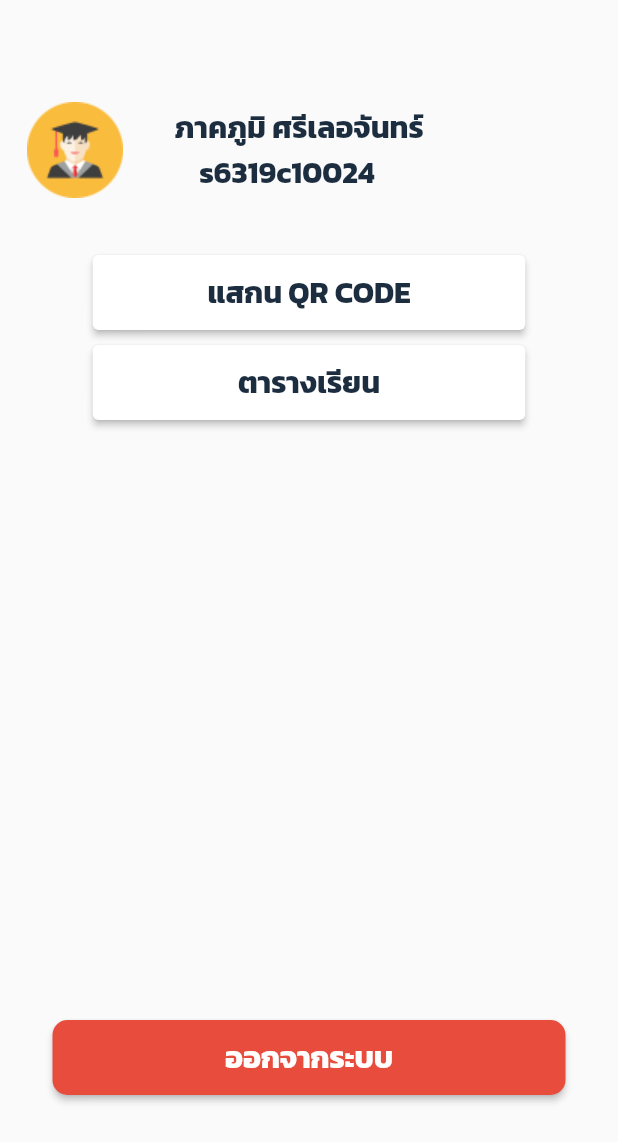
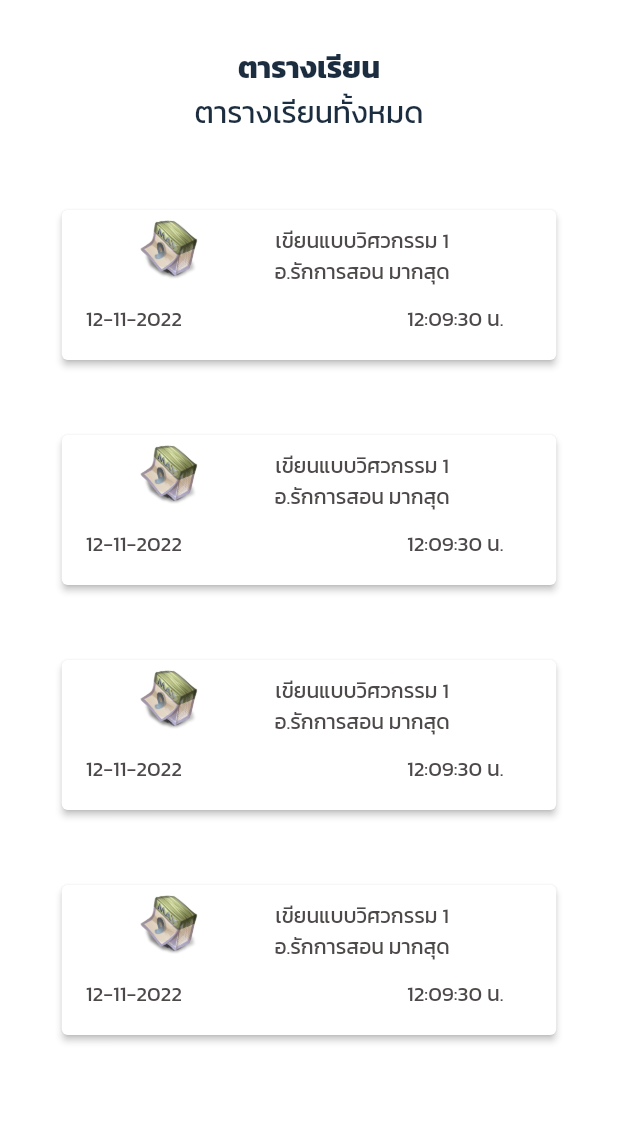
Before and after one commit to Parkphum-S/sau_app_face, a Flutter app: the HomeUI screen opened directly, after a tap on "ตารางเรียน", on a phone screen of 412 x 824 dp. Shown: the top 1142 px of the screen. Run offline on Flutter 3.47's test engine with Material 2 defaults, Android fonts, the phone set to English and light mode, and no system bars; missing offline and left inert: qr_code_scanner.

Commit message:
CheclPlanM  commit

```diff
--- a/analysis_options.yaml
+++ b/analysis_options.yaml
@@ -27,7 +27,7 @@ linter:
     implementation_imports: false
     prefer_const_literals_to_create_immutables: false
     unnecessary_import: false
-
+    file_names: false
     # avoid_print: false  # Uncomment to disable the `avoid_print` rule
     # prefer_single_quotes: true  # Uncomment to enable the `prefer_single_quotes` rule
 
--- /dev/null
+++ b/lib/views/checkPlanM_ui.dart
@@ -0,0 +1,509 @@
+import 'package:flutter/material.dart';
+
+class CheckPlanMUI extends StatefulWidget {
+  const CheckPlanMUI({Key? key}) : super(key: key);
+
+  @override
+  State<CheckPlanMUI> createState() => _CheckPlanMUIState();
+}
+
+class _CheckPlanMUIState extends State<CheckPlanMUI> {
+  @override
+  Widget build(BuildContext context) {
+    return Scaffold(
+      backgroundColor: Color.fromARGB(255, 255, 255, 255),
+      body: Center(
+        child: Column(
+          children: [
+            SizedBox(
+              height: 30.0,
+            ),
+            Column(
+              children: [
+                Text(
+                  "ตารางเรียน",
+                  style: TextStyle(
+                    color: Color.fromARGB(255, 28, 45, 64),
+                    fontSize: 20,
+                    fontWeight: FontWeight.bold,
+                    fontFamily: 'Kanit',
+                  ),
+                ),
+                Text(
+                  "ตารางเรียนทั้งหมด",
+                  style: TextStyle(
+                    color: Color.fromARGB(255, 28, 45, 64),
+                    fontSize: 20,
+                    fontWeight: FontWeight.normal,
+                    fontFamily: 'Kanit',
+                  ),
+                ),
+              ],
+            ),
+            SizedBox(
+              height: 50.0,
+            ),
+            ElevatedButton(
+              onPressed: () {},
+              child: Row(
+                children: [
+                  Row(
+                    children: [
+                      Column(
+                        children: [
+                          Row(
+                            mainAxisAlignment: MainAxisAlignment.start,
+                            crossAxisAlignment: CrossAxisAlignment.center,
+                            children: [
+                              Image.asset(
+                                'assets/images/timetable.png',
+                                width: 40,
+                                height: 40,
+                              ),
+                              SizedBox(
+                                width: 50.0,
+                              ),
+                              Column(
+                                children: [
+                                  Row(
+                                    children: [
+                                      Column(
+                                        children: [
+                                          SizedBox(
+                                            height: 10.0,
+                                          ),
+                                          Text(
+                                            'เขียนแบบวิศวกรรม 1',
+                                            style: TextStyle(
+                                              fontSize: 14.0,
+                                              fontWeight: FontWeight.normal,
+                                              color: Color.fromARGB(
+                                                  255, 78, 73, 73),
+                                              fontFamily: 'Kanit',
+                                            ),
+                                          ),
+                                          Text(
+                                            'อ.รักการสอน มากสุด',
+                                            style: TextStyle(
+                                              fontSize: 14.0,
+                                              fontWeight: FontWeight.normal,
+                                              color: Color.fromARGB(
+                                                  255, 78, 73, 73),
+                                              fontFamily: 'Kanit',
+                                            ),
+                                          ),
+                                        ],
+                                      ),
+                                    ],
+                                  ),
+                                ],
+                              ),
+                            ],
+                          ),
+                          SizedBox(
+                            height: 10.0,
+                          ),
+                          Column(
+                            children: [
+                              Row(
+                                children: [
+                                  Column(
+                                    children: [
+                                      Text(
+                                        '12-11-2022',
+                                        style: TextStyle(
+                                          fontSize: 14.0,
+                                          fontWeight: FontWeight.normal,
+                                          color:
+                                              Color.fromARGB(255, 78, 73, 73),
+                                          fontFamily: 'Kanit',
+                                        ),
+                                      ),
+                                    ],
+                                  ),
+                                  SizedBox(
+                                    width: 150.0,
+                                  ),
+                                  Column(
+                                    children: [
+                                      Text(
+                                        '12:09:30 น.',
+                                        style: TextStyle(
+                                          fontSize: 14.0,
+                                          fontWeight: FontWeight.normal,
+                                          color:
+                                              Color.fromARGB(255, 78, 73, 73),
+                                          fontFamily: 'Kanit',
+                                        ),
+                                      ),
+                                    ],
+                                  ),
+                                ],
+                              ),
+                            ],
+                          ),
+                        ],
+                      ),
+                    ],
+                  ),
+                ],
+              ),
+              style: ElevatedButton.styleFrom(
+                fixedSize: Size(
+                  MediaQuery.of(context).size.width * 0.8,
+                  100,
+                ),
+                primary: Color.fromARGB(255, 255, 255, 255),
+              ),
+            ),
+            SizedBox(
+              height: 50.0,
+            ),
+            ElevatedButton(
+              onPressed: () {},
+              child: Row(
+                children: [
+                  Row(
+                    children: [
+                      Column(
+                        mainAxisAlignment: MainAxisAlignment.start,
+                        children: [
+                          Row(
+                            children: [
+                              Image.asset(
+                                'assets/images/timetable.png',
+                                width: 40,
+                                height: 40,
+                              ),
+                              SizedBox(
+                                width: 50.0,
+                              ),
+                              Column(
+                                children: [
+                                  Row(
+                                    children: [
+                                      Column(
+                                        children: [
+                                          SizedBox(
+                                            height: 10.0,
+                                          ),
+                                          Text(
+                                            'เขียนแบบวิศวกรรม 1',
+                                            style: TextStyle(
+                                              fontSize: 14.0,
+                                              fontWeight: FontWeight.normal,
+                                              color: Color.fromARGB(
+                                                  255, 78, 73, 73),
+                                              fontFamily: 'Kanit',
+                                            ),
+                                          ),
+                                          Text(
+                                            'อ.รักการสอน มากสุด',
+                                            style: TextStyle(
+                                              fontSize: 14.0,
+                                              fontWeight: FontWeight.normal,
+                                              color: Color.fromARGB(
+                                                  255, 78, 73, 73),
+                                              fontFamily: 'Kanit',
+                                            ),
+                                          ),
+                                        ],
+                                      ),
+                                    ],
+                                  ),
+                                ],
+                              ),
+                            ],
+                          ),
+                          SizedBox(
+                            height: 10.0,
+                          ),
+                          Column(
+                            children: [
+                              Row(
+                                children: [
+                                  Column(
+                                    children: [
+                                      Text(
+                                        '12-11-2022',
+                                        style: TextStyle(
+                                          fontSize: 14.0,
+                                          fontWeight: FontWeight.normal,
+                                          color:
+                                              Color.fromARGB(255, 78, 73, 73),
+                                          fontFamily: 'Kanit',
+                                        ),
+                                      ),
+                                    ],
+                                  ),
+                                  SizedBox(
+                                    width: 150.0,
+                                  ),
+                                  Column(
+                                    children: [
+                                      Text(
+                                        '12:09:30 น.',
+                                        style: TextStyle(
+                                          fontSize: 14.0,
+                                          fontWeight: FontWeight.normal,
+                                          color:
+                                              Color.fromARGB(255, 78, 73, 73),
+                                          fontFamily: 'Kanit',
+                                        ),
+                                      ),
+                                    ],
+                                  ),
+                                ],
+                              ),
+                            ],
+                          ),
+                        ],
+                      ),
+                    ],
+                  ),
+                ],
+              ),
+              style: ElevatedButton.styleFrom(
+                fixedSize: Size(
+                  MediaQuery.of(context).size.width * 0.8,
+                  100,
+                ),
+                primary: Color.fromARGB(255, 255, 255, 255),
+              ),
+            ),
+            SizedBox(
+              height: 50.0,
+            ),
+            ElevatedButton(
+              onPressed: () {},
+              child: Row(
+                children: [
+                  Row(
+                    children: [
+                      Column(
+                        mainAxisAlignment: MainAxisAlignment.start,
+                        children: [
+                          Row(
+                            children: [
+                              Image.asset(
+                                'assets/images/timetable.png',
+                                width: 40,
+                                height: 40,
+                              ),
+                              SizedBox(
+                                width: 50.0,
+                              ),
+                              Column(
+                                children: [
+                                  Row(
+                                    children: [
+                                      Column(
+                                        children: [
+                                          SizedBox(
+                                            height: 10.0,
+                                          ),
+                                          Text(
+                                            'เขียนแบบวิศวกรรม 1',
+                                            style: TextStyle(
+                                              fontSize: 14.0,
+                                              fontWeight: FontWeight.normal,
+                                              color: Color.fromARGB(
+                                                  255, 78, 73, 73),
+                                              fontFamily: 'Kanit',
+                                            ),
+                                          ),
+                                          Text(
+                                            'อ.รักการสอน มากสุด',
+                                            style: TextStyle(
+                                              fontSize: 14.0,
+                                              fontWeight: FontWeight.normal,
+                                              color: Color.fromARGB(
+                                                  255, 78, 73, 73),
+                                              fontFamily: 'Kanit',
+                                            ),
+                                          ),
+                                        ],
+                                      ),
+                                    ],
+                                  ),
+                                ],
+                              ),
+                            ],
+                          ),
+                          SizedBox(
+                            height: 10.0,
+                          ),
+                          Column(
+                            children: [
+                              Row(
+                                children: [
+                                  Column(
+                                    children: [
+                                      Text(
+                                        '12-11-2022',
+                                        style: TextStyle(
+                                          fontSize: 14.0,
+                                          fontWeight: FontWeight.normal,
+                                          color:
+                                              Color.fromARGB(255, 78, 73, 73),
+                                          fontFamily: 'Kanit',
+                                        ),
+                                      ),
+                                    ],
+                                  ),
+                                  SizedBox(
+                                    width: 150.0,
+                                  ),
+                                  Column(
+                                    children: [
+                                      Text(
+                                        '12:09:30 น.',
+                                        style: TextStyle(
+                                          fontSize: 14.0,
+                                          fontWeight: FontWeight.normal,
+                                          color:
+                                              Color.fromARGB(255, 78, 73, 73),
+                                          fontFamily: 'Kanit',
+                                        ),
+                                      ),
+                                    ],
+                                  ),
+                                ],
+                              ),
+                            ],
+                          ),
+                        ],
+                      ),
+                    ],
+                  ),
+                ],
+              ),
+              style: ElevatedButton.styleFrom(
+                fixedSize: Size(
+                  MediaQuery.of(context).size.width * 0.8,
+                  100,
+                ),
+                primary: Color.fromARGB(255, 255, 255, 255),
+              ),
+            ),
+            SizedBox(
+              height: 50.0,
+            ),
+            ElevatedButton(
+              onPressed: () {},
+              child: Row(
+                children: [
+                  Row(
+                    children: [
+                      Column(
+                        mainAxisAlignment: MainAxisAlignment.start,
+                        children: [
+                          Row(
+                            children: [
+                              Image.asset(
+                                'assets/images/timetable.png',
+                                width: 40,
+                                height: 40,
+                              ),
+                              SizedBox(
+                                width: 50.0,
+                              ),
+                              Column(
+                                children: [
+                                  Row(
+                                    children: [
+                                      Column(
+                                        children: [
+                                          SizedBox(
+                                            height: 10.0,
+                                          ),
+                                          Text(
+                                            'เขียนแบบวิศวกรรม 1',
+                                            style: TextStyle(
+                                              fontSize: 14.0,
+                                              fontWeight: FontWeight.normal,
+                                              color: Color.fromARGB(
+                                                  255, 78, 73, 73),
+                                              fontFamily: 'Kanit',
+                                            ),
+                                          ),
+                                          Text(
+                                            'อ.รักการสอน มากสุด',
+                                            style: TextStyle(
+                                              fontSize: 14.0,
+                                              fontWeight: FontWeight.normal,
+                                              color: Color.fromARGB(
+                                                  255, 78, 73, 73),
+                                              fontFamily: 'Kanit',
+                                            ),
+                                          ),
+                                        ],
+                                      ),
+                                    ],
+                                  ),
+                                ],
+                              ),
+                            ],
+                          ),
+                          SizedBox(
+                            height: 10.0,
+                          ),
+                          Column(
+                            children: [
+                              Row(
+                                children: [
+                                  Column(
+                                    children: [
+                                      Text(
+                                        '12-11-2022',
+                                        style: TextStyle(
+                                          fontSize: 14.0,
+                                          fontWeight: FontWeight.normal,
+                                          color:
+                                              Color.fromARGB(255, 78, 73, 73),
+                                          fontFamily: 'Kanit',
+                                        ),
+                                      ),
+                                    ],
+                                  ),
+                                  SizedBox(
+                                    width: 150.0,
+                                  ),
+                                  Column(
+                                    children: [
+                                      Text(
+                                        '12:09:30 น.',
+                                        style: TextStyle(
+                                          fontSize: 14.0,
+                                          fontWeight: FontWeight.normal,
+                                          color:
+                                              Color.fromARGB(255, 78, 73, 73),
+                                          fontFamily: 'Kanit',
+                                        ),
+                                      ),
+                                    ],
+                                  ),
+                                ],
+                              ),
+                            ],
+                          ),
+                        ],
+                      ),
+                    ],
+                  ),
+                ],
+              ),
+              style: ElevatedButton.styleFrom(
+                fixedSize: Size(
+                  MediaQuery.of(context).size.width * 0.8,
+                  100,
+                ),
+                primary: Color.fromARGB(255, 255, 255, 255),
+              ),
+            ),
+          ],
+        ),
+      ),
+    );
+  }
+}
--- a/lib/views/home_ui.dart
+++ b/lib/views/home_ui.dart
@@ -1,4 +1,5 @@
 // ignore_for_file: prefer_const_constructors, unnecessary_import
+import 'package:fcta/views/checkPlanM_ui.dart';
 import 'package:fcta/views/login_ui.dart';
 import 'package:fcta/views/qrcode_ui.dart';
 import 'package:flutter/material.dart';
@@ -89,7 +90,13 @@ class _HomeUIState extends State<HomeUI> {
               height: 10.0,
             ),
             ElevatedButton(
-              onPressed: () {},
+              onPressed: () {
+                Navigator.push(
+                    context,
+                    MaterialPageRoute(
+                        builder: (context) => CheckPlanMUI(),
+                        fullscreenDialog: true));
+              },
               child: Text(
                 'ตารางเรียน',
                 style: TextStyle(
--- a/lib/views/qrcode_ui.dart
+++ b/lib/views/qrcode_ui.dart
@@ -31,8 +31,34 @@ class _QrcodeUIState extends State<QrcodeUI> {
   @override
   Widget build(BuildContext context) {
     return Scaffold(
+      backgroundColor: Color.fromARGB(255, 255, 255, 255),
       body: Column(
         children: <Widget>[
+          SizedBox(
+            height: 30.0,
+          ),
+          Column(
+            children: [
+              Text(
+                "สแกน QR CODE",
+                style: TextStyle(
+                  color: Color.fromARGB(255, 28, 45, 64),
+                  fontSize: 20,
+                  fontWeight: FontWeight.bold,
+                  fontFamily: 'Kanit',
+                ),
+              ),
+              Text(
+                "กรณีสแกนหน้าไม่ผ่าน",
+                style: TextStyle(
+                  color: Color.fromARGB(255, 28, 45, 64),
+                  fontSize: 20,
+                  fontWeight: FontWeight.normal,
+                  fontFamily: 'Kanit',
+                ),
+              ),
+            ],
+          ),
           Expanded(flex: 4, child: _buildQrView(context)),
           Expanded(
             flex: 1,
@@ -132,7 +158,7 @@ class _QrcodeUIState extends State<QrcodeUI> {
       key: qrKey,
       onQRViewCreated: _onQRViewCreated,
       overlay: QrScannerOverlayShape(
-          borderColor: Colors.red,
+          borderColor: Color.fromARGB(255, 0, 0, 0),
           borderRadius: 10,
           borderLength: 30,
           borderWidth: 10,
```
